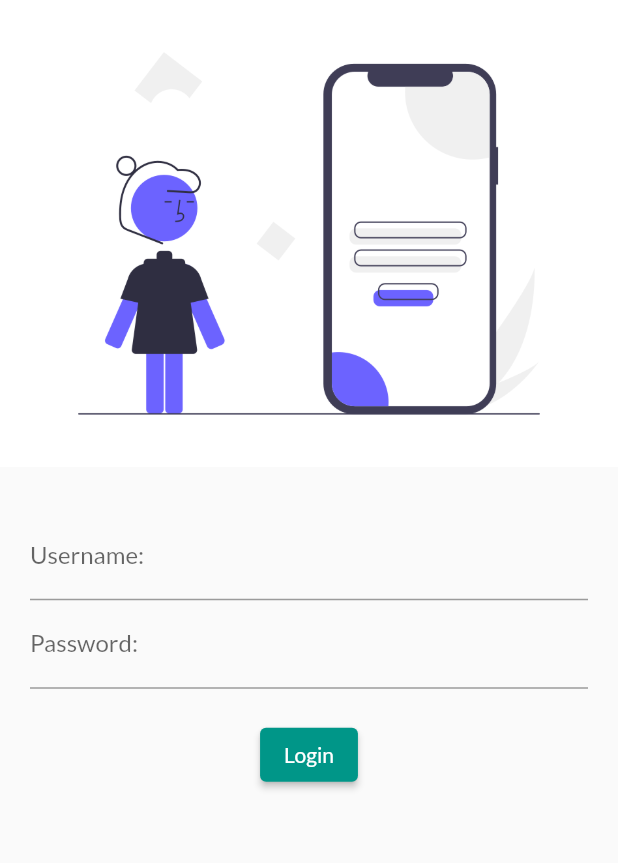
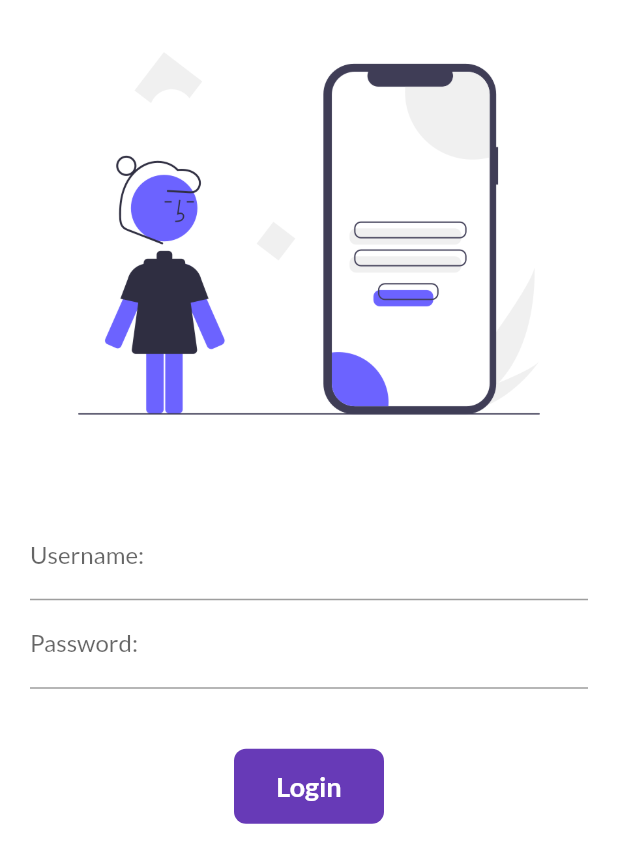
Before and after one commit to tahmid56/FlutterTutorial2, a Flutter app: the screen it shows after launch, on a phone screen of 412 x 824 dp. Shown: the top 863 px of the screen. Run offline on Flutter 3.47's test engine with Material 2 defaults, Android fonts, the phone set to English and light mode, and no system bars; our stand-ins replace google_fonts.

Commit message:
day 6 completed

```diff
--- a/lib/main.dart
+++ b/lib/main.dart
@@ -2,6 +2,7 @@ import 'package:flutter/material.dart';
 import 'package:google_fonts/google_fonts.dart';
 import 'package:tutorial2/pages/home_page.dart';
 import 'package:tutorial2/pages/login_page.dart';
+import 'package:tutorial2/utils/routes.dart';
 
 void main() {
   runApp(const MyApp());
@@ -17,10 +18,10 @@ class MyApp extends StatelessWidget {
         primarySwatch: Colors.teal,
         fontFamily: GoogleFonts.lato().fontFamily,
       ),
-      initialRoute: "/",
+      initialRoute: MyRoutes.loginRoute,
       routes: {
-        "/": (context) => LoginPage(),
-        "/home": (context) => Homepage(),
+        MyRoutes.loginRoute: (context) => LoginPage(),
+        MyRoutes.homeRoute: (context) => Homepage(),
       },
     );
   }
--- a/lib/pages/login_page.dart
+++ b/lib/pages/login_page.dart
@@ -1,11 +1,21 @@
 import 'package:flutter/material.dart';
+import 'package:tutorial2/utils/routes.dart';
 
-class LoginPage extends StatelessWidget {
+class LoginPage extends StatefulWidget {
   const LoginPage({Key? key}) : super(key: key);
+
+  @override
+  State<LoginPage> createState() => _LoginPageState();
+}
+
+class _LoginPageState extends State<LoginPage> {
+  bool changeType = false;
 
   @override
   Widget build(BuildContext context) {
     return Material(
+      color: Colors.white,
+      child: SingleChildScrollView(
         child: Column(
           children: [
             Image.asset(
@@ -21,32 +31,69 @@ class LoginPage extends StatelessWidget {
               child: Column(
                 children: [
                   TextFormField(
+                    // ignore: prefer_const_constructors
                     decoration: InputDecoration(
-                    hintText: "Enter Username",
+                      hintText: 'Enter Username',
                       labelText: "Username:",
                     ),
                   ),
                   TextFormField(
                     obscureText: true,
+                    // ignore: prefer_const_constructors
                     decoration: InputDecoration(
-                    hintText: "Enter Password",
+                      hintText: 'Enter Password',
                       labelText: "Password:",
                     ),
                   ),
                   SizedBox(
-                  height: 20.0,
+                    height: 40.0,
                   ),
-                ElevatedButton(
-                  onPressed: () {
-                    print("Hello");
+                  InkWell(
+                    onTap: () async {
+                      setState(() {
+                        changeType = true;
+                      });
+                      await Future.delayed(Duration(seconds: 1));
+                      Navigator.pushNamed(context, MyRoutes.homeRoute);
                     },
-                  child: Text("Login"),
+                    child: AnimatedContainer(
+                      duration: Duration(seconds: 1),
+                      height: 50,
+                      width: changeType ? 50 : 100,
+                      alignment: Alignment.center,
+                      child: changeType
+                          ? Icon(
+                              Icons.done,
+                              color: Colors.white,
                             )
+                          : Text(
+                              "Login",
+                              style: TextStyle(
+                                color: Colors.white,
+                                fontWeight: FontWeight.bold,
+                                fontSize: 18,
+                              ),
+                            ),
+                      decoration: BoxDecoration(
+                        color: Colors.deepPurple,
+                        borderRadius:
+                            BorderRadius.circular(changeType ? 50 : 8),
+                      ),
+                    ),
+                  )
+                  // ElevatedButton(
+                  //   onPressed: () {
+                  //     Navigator.pushNamed(context, MyRoutes.homeRoute);
+                  //   },
+                  //   style: TextButton.styleFrom(minimumSize: Size(100, 50)),
+                  //   child: Text("Login"),
+                  // )
                 ],
               ),
             )
           ],
         ),
+      ),
     );
   }
 }
--- /dev/null
+++ b/lib/utils/routes.dart
@@ -0,0 +1,4 @@
+class MyRoutes {
+  static String loginRoute = "/login";
+  static String homeRoute = "/home";
+}
```
Lines whose indentation alone changed are shown as unchanged.
